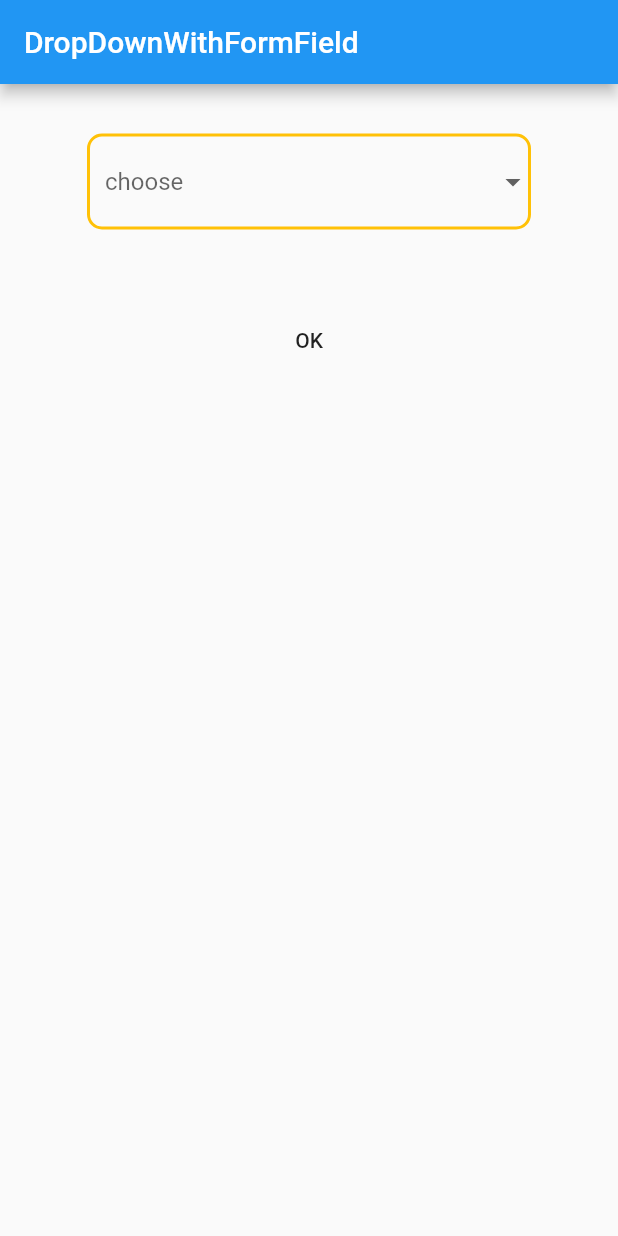
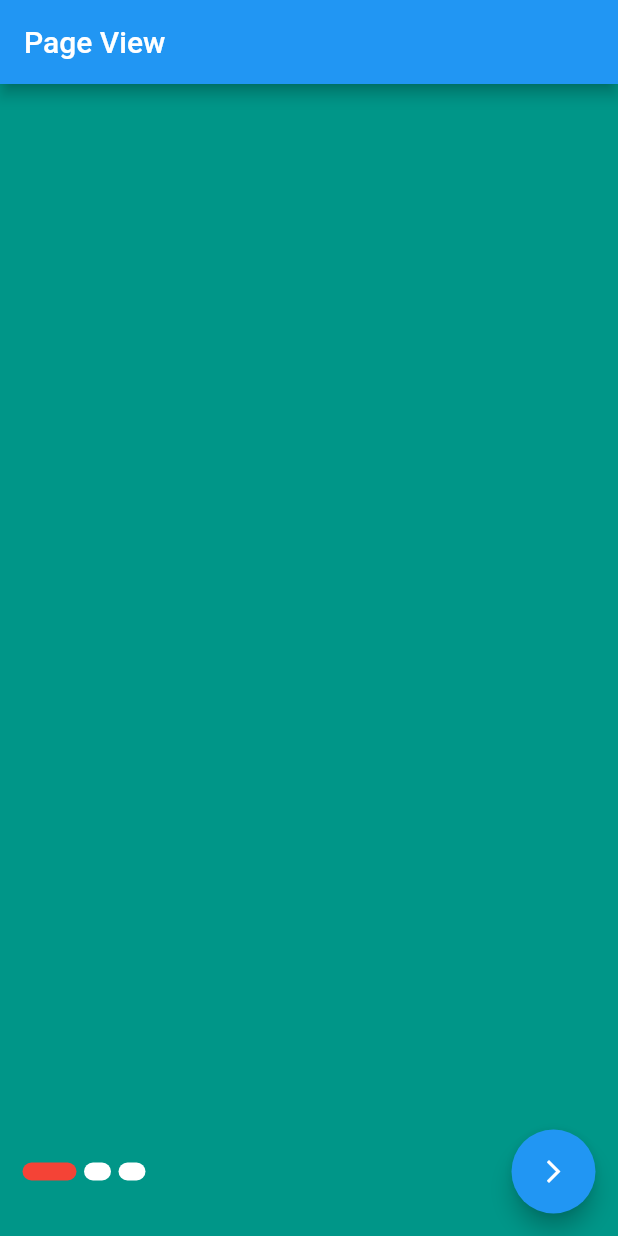
Before and after one commit to Mohamed-Yassien/flutter_challenges, a Flutter app: the screen it shows after launch, on a phone screen of 412 x 824 dp. Run offline on Flutter 3.47's test engine with Material 2 defaults, Android fonts, the phone set to English and light mode, and no system bars; drawn by our look-alikes of smooth_page_indicator.

Commit message:
page view with smooth indicator

```diff
--- a/lib/main.dart
+++ b/lib/main.dart
@@ -1,5 +1,6 @@
 import 'package:flutter/material.dart';
 import 'package:flutter_challenges/expansion_tile.dart';
+import 'package:flutter_challenges/page_view_screen.dart';
 
 import 'bottom_sheet_screen.dart';
 import 'drop_down_form_field_screen.dart';
@@ -15,7 +16,7 @@ class MyApp extends StatelessWidget {
   Widget build(BuildContext context) {
     return const MaterialApp(
       debugShowCheckedModeBanner: false,
-      home: DropDownFormFieldScreen(),
+      home: PageViewScreen(),
     );
   }
 }
--- /dev/null
+++ b/lib/page_view_screen.dart
@@ -0,0 +1,74 @@
+import 'package:flutter/material.dart';
+import 'package:smooth_page_indicator/smooth_page_indicator.dart';
+
+class PageViewScreen extends StatelessWidget {
+  const PageViewScreen({Key? key}) : super(key: key);
+
+  @override
+  Widget build(BuildContext context) {
+    var controller = PageController();
+
+    return Scaffold(
+      appBar: AppBar(
+        title: const Text(
+          'Page View',
+        ),
+      ),
+      body: Stack(
+        alignment: AlignmentDirectional.bottomEnd,
+        children: [
+          PageView(
+            controller: controller,
+            children: [
+              Container(
+                color: Colors.teal,
+              ),
+              Container(
+                color: Colors.pink,
+              ),
+              Container(
+                color: Colors.amber,
+              ),
+            ],
+          ),
+          Padding(
+            padding: const EdgeInsets.all(15.0),
+            child: Row(
+              mainAxisAlignment: MainAxisAlignment.spaceBetween,
+              children: [
+                SmoothPageIndicator(
+                  controller: controller,
+                  count: 3,
+                  effect: const ExpandingDotsEffect(
+                    activeDotColor: Colors.red,
+                    dotColor: Colors.white,
+                    spacing: 5,
+                    dotHeight: 12,
+                    strokeWidth: 10,
+                    radius: 20,
+                    dotWidth: 18,
+                    expansionFactor: 2,
+                  ),
+                ),
+                FloatingActionButton(
+                  onPressed: () {
+                    controller.nextPage(
+                      duration: const Duration(
+                        seconds: 1,
+                      ),
+                      curve: Curves.easeInOut,
+                    );
+                  },
+                  child: const Icon(
+                    Icons.arrow_forward_ios,
+                    size: 18,
+                  ),
+                ),
+              ],
+            ),
+          ),
+        ],
+      ),
+    );
+  }
+}
--- a/pubspec.yaml
+++ b/pubspec.yaml
@@ -34,6 +34,7 @@ dependencies:
   # The following adds the Cupertino Icons font to your application.
   # Use with the CupertinoIcons class for iOS style icons.
   cupertino_icons: ^1.0.2
+  smooth_page_indicator: ^1.0.0+2
 
 dev_dependencies:
   flutter_test:
```
Also changed, not shown: pubspec.lock.
